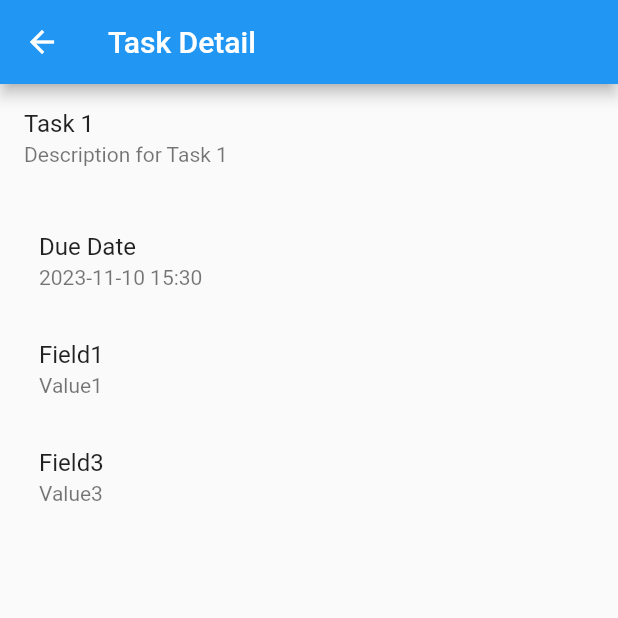
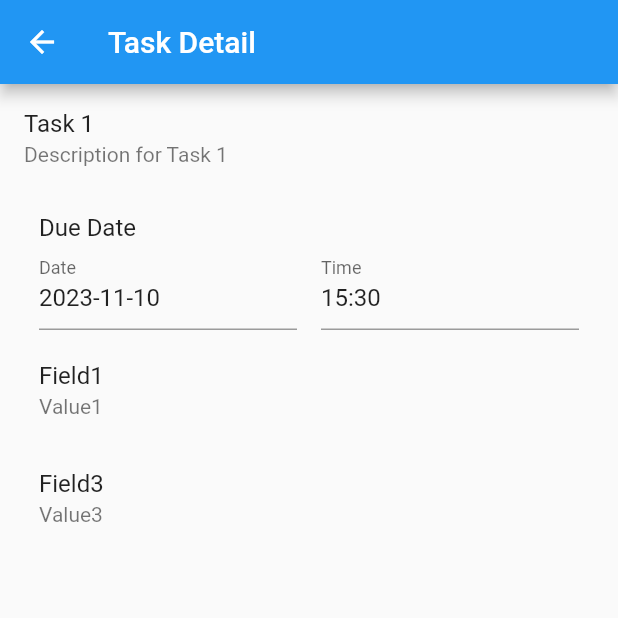
Before and after one commit to Team-1-Seoultech-Adv-SoftEng-2023/Glenn, a Flutter app: the screen it shows after launch, after a tap on "Task 1", on a phone screen of 412 x 824 dp, the top half of it. Run offline on Flutter 3.47's test engine with Material 2 defaults, Android fonts, the phone set to English and light mode, and no system bars.

Commit message:
due date task detail

```diff
--- a/lib/main.dart
+++ b/lib/main.dart
@@ -67,57 +67,6 @@ class DueDateField extends TaskField {
 
 
 void main() {
-  // // Create tasks with fields
-  // final task1 = Task(
-  //   id: '1',
-  //   name: 'Task 1',
-  //   description: 'Description for Task 1',
-  //   parentId: '0',
-  //   fields: [
-  //     DueDateField(
-  //       dueDate: DateTime(2023, 11, 8),
-  //       dueTime: TimeOfDay(hour: 12, minute: 0),
-  //     ),
-  //     TaskField(name: 'Field1', value: 'Value1'),
-  //     TaskField(name: 'Field2', value: 'Value2'),
-  //   ],
-  // );
-
-  // final task2 = Task(
-  //   id: '2',
-  //   name: 'Task 2',
-  //   description: 'Description for Task 2',
-  //   parentId: '1',
-  //   fields: [
-  //     DueDateField(
-  //       dueDate: DateTime(2023, 11, 10),
-  //       dueTime: TimeOfDay(hour: 15, minute: 30),
-  //     ),
-  //     TaskField(name: 'Field1', value: 'Value1'),
-  //     TaskField(name: 'Field3', value: 'Value3'),
-  //   ],
-  // );
-
-  // // Display task information
-  // print('Task 1:');
-  // print('ID: ${task1.id}');
-  // print('Name: ${task1.name}');
-  // print('Description: ${task1.description}');
-  // print('Parent ID: ${task1.parentId}');
-  // print('Fields:');
-  // for (var field in task1.fields) {
-  //   print('${field.name}: ${field.value}');
-  // }
-
-  // print('\nTask 2:');
-  // print('ID: ${task2.id}');
-  // print('Name: ${task2.name}');
-  // print('Description: ${task2.description}');
-  // print('Parent ID: ${task2.parentId}');
-  // print('Fields:');
-  // for (var field in task2.fields) {
-  //   print('${field.name}: ${field.value}');
-  // }
   runApp(MyApp());
 }
 
@@ -165,16 +114,24 @@ class TaskList extends StatelessWidget {
       itemCount: tasks.length,
       itemBuilder: (context, index) {
         final task = tasks[index];
-        return TaskCard(task: task);
+        return TaskCard(
+          task: task,
+          onUpdateDueDateTime: (dueDateField) {
+            // Handle the update logic here
+            print('Due date and time updated: ${dueDateField.value}');
+          },
+        );
       },
     );
   }
 }
 
+
 class TaskCard extends StatefulWidget {
   final Task task;
+  final Function(DueDateField) onUpdateDueDateTime;
 
-  TaskCard({required this.task});
+  TaskCard({required this.task, required this.onUpdateDueDateTime});
 
   @override
   _TaskCardState createState() => _TaskCardState();
@@ -183,18 +140,16 @@ class TaskCard extends StatefulWidget {
 class _TaskCardState extends State<TaskCard> {
   late TextEditingController dateController;
   late TextEditingController timeController;
+  bool canEditDateTime = false;
 
   @override
   void initState() {
     super.initState();
-    dateController = TextEditingController(
-        text: widget.task.fields.isNotEmpty
-            ? _formatDate((widget.task.fields.first as DueDateField).dueDate)
-            : '');
-    timeController = TextEditingController(
-        text: widget.task.fields.isNotEmpty
-            ? _formatTime((widget.task.fields.first as DueDateField).dueTime)
-            : '');
+    if (widget.task.fields.isNotEmpty && widget.task.fields.first is DueDateField) {
+      canEditDateTime = false; // Set to false for TaskCard
+      dateController = TextEditingController(text: _formatDate((widget.task.fields.first as DueDateField).dueDate));
+      timeController = TextEditingController(text: _formatTime((widget.task.fields.first as DueDateField).dueTime));
+    }
   }
 
   @override
@@ -202,12 +157,18 @@ class _TaskCardState extends State<TaskCard> {
     return Card(
       margin: EdgeInsets.all(10),
       child: GestureDetector(
-        onTap: () {
-          Navigator.of(context).push(
+        onTap: () async {
+          // Pass the callback function to TaskDetailPage
+          await Navigator.of(context).push(
             MaterialPageRoute(
-              builder: (context) => TaskDetailPage(task: widget.task),
+              builder: (context) => TaskDetailPage(task: widget.task, onUpdateDueDateTime: widget.onUpdateDueDateTime),
             ),
           );
+          setState(() {
+            // Update the date and time on TaskCard when returning from TaskDetailPage
+            dateController.text = _formatDate((widget.task.fields.first as DueDateField).dueDate);
+            timeController.text = _formatTime((widget.task.fields.first as DueDateField).dueTime);
+          });
         },
         child: Column(
           children: <Widget>[
@@ -230,7 +191,9 @@ class _TaskCardState extends State<TaskCard> {
                               controller: dateController,
                               keyboardType: TextInputType.datetime,
                               decoration: InputDecoration(labelText: 'Date'),
-                              onTap: () async {
+                              enabled: canEditDateTime, // Disable editing on TaskCard
+                              onTap: canEditDateTime
+                                  ? () async {
                                       DateTime? selectedDate = await showDatePicker(
                                         context: context,
                                         initialDate: (widget.task.fields.first as DueDateField).dueDate,
@@ -242,8 +205,11 @@ class _TaskCardState extends State<TaskCard> {
                                           (widget.task.fields.first as DueDateField).dueDate = selectedDate;
                                           dateController.text = _formatDate(selectedDate);
                                         });
+                                        // Pass the updated DueDateField to the callback function
+                                        widget.onUpdateDueDateTime(widget.task.fields.first as DueDateField);
                                       }
-                              },
+                                    }
+                                  : null,
                             ),
                           ),
                           SizedBox(width: 16),
@@ -252,7 +218,9 @@ class _TaskCardState extends State<TaskCard> {
                               controller: timeController,
                               keyboardType: TextInputType.datetime,
                               decoration: InputDecoration(labelText: 'Time'),
-                              onTap: () async {
+                              enabled: canEditDateTime, // Disable editing on TaskCard
+                              onTap: canEditDateTime
+                                  ? () async {
                                       TimeOfDay? selectedTime = await showTimePicker(
                                         context: context,
                                         initialTime: (widget.task.fields.first as DueDateField).dueTime,
@@ -262,8 +230,11 @@ class _TaskCardState extends State<TaskCard> {
                                           (widget.task.fields.first as DueDateField).dueTime = selectedTime;
                                           timeController.text = _formatTime(selectedTime);
                                         });
+                                        // Pass the updated DueDateField to the callback function
+                                        widget.onUpdateDueDateTime(widget.task.fields.first as DueDateField);
                                       }
-                              },
+                                    }
+                                  : null,
                             ),
                           ),
                         ],
--- a/lib/task_detail_page.dart
+++ b/lib/task_detail_page.dart
@@ -1,10 +1,28 @@
 import 'package:flutter/material.dart';
 import 'main.dart'; // Import the main.dart file
 
-class TaskDetailPage extends StatelessWidget {
+class TaskDetailPage extends StatefulWidget {
   final Task task;
+  final Function(DueDateField) onUpdateDueDateTime;
 
-  TaskDetailPage({required this.task});
+  TaskDetailPage({required this.task, required this.onUpdateDueDateTime});
+
+  @override
+  _TaskDetailPageState createState() => _TaskDetailPageState();
+}
+
+class _TaskDetailPageState extends State<TaskDetailPage> {
+  late TextEditingController dateController;
+  late TextEditingController timeController;
+
+  @override
+  void initState() {
+    super.initState();
+    if (widget.task.fields.isNotEmpty && widget.task.fields.first is DueDateField) {
+      dateController = TextEditingController(text: _formatDate((widget.task.fields.first as DueDateField).dueDate));
+      timeController = TextEditingController(text: _formatTime((widget.task.fields.first as DueDateField).dueTime));
+    }
+  }
 
   @override
   Widget build(BuildContext context) {
@@ -16,24 +34,91 @@ class TaskDetailPage extends StatelessWidget {
         crossAxisAlignment: CrossAxisAlignment.start,
         children: <Widget>[
           ListTile(
-            title: Text(task.name),
-            subtitle: Text(task.description),
+            title: Text(widget.task.name),
+            subtitle: Text(widget.task.description),
           ),
-          if (task.fields.isNotEmpty)
+          if (widget.task.fields.isNotEmpty)
             Container(
               padding: EdgeInsets.all(10),
               child: Column(
                 crossAxisAlignment: CrossAxisAlignment.start,
-                children: task.fields.map((field) {
-                  return ListTile(
-                    title: Text(field.name),
-                    subtitle: Text(field.value),
-                  );
-                }).toList(),
+                children: <Widget>[
+                  if (widget.task.fields.first is DueDateField)
+                    ListTile(
+                      title: Text('Due Date'),
+                      subtitle: Row(
+                        children: [
+                          Expanded(
+                            child: TextFormField(
+                              controller: dateController,
+                              keyboardType: TextInputType.datetime,
+                              decoration: InputDecoration(labelText: 'Date'),
+                              onTap: () async {
+                                DateTime? selectedDate = await showDatePicker(
+                                  context: context,
+                                  initialDate: (widget.task.fields.first as DueDateField).dueDate,
+                                  firstDate: DateTime(2000),
+                                  lastDate: DateTime(2101),
+                                );
+                                if (selectedDate != null) {
+                                  setState(() {
+                                    (widget.task.fields.first as DueDateField).dueDate = selectedDate;
+                                    dateController.text = _formatDate(selectedDate);
+                                  });
+                                  // Call the callback function with the updated DueDateField
+                                  widget.onUpdateDueDateTime(widget.task.fields.first as DueDateField);
+                                }
+                              },
+                            ),
+                          ),
+                          SizedBox(width: 16),
+                          Expanded(
+                            child: TextFormField(
+                              controller: timeController,
+                              keyboardType: TextInputType.datetime,
+                              decoration: InputDecoration(labelText: 'Time'),
+                              onTap: () async {
+                                TimeOfDay? selectedTime = await showTimePicker(
+                                  context: context,
+                                  initialTime: (widget.task.fields.first as DueDateField).dueTime,
+                                );
+                                if (selectedTime != null) {
+                                  setState(() {
+                                    (widget.task.fields.first as DueDateField).dueTime = selectedTime;
+                                    timeController.text = _formatTime(selectedTime);
+                                  });
+                                  // Call the callback function with the updated DueDateField
+                                  widget.onUpdateDueDateTime(widget.task.fields.first as DueDateField);
+                                }
+                              },
+                            ),
+                          ),
+                        ],
+                      ),
+                    ),
+                  ...widget.task.fields.map((field) {
+                    if (field is! DueDateField) {
+                      return ListTile(
+                        title: Text(field.name),
+                        subtitle: Text(field.value),
+                      );
+                    } else {
+                      return Container(); // Skip the DueDateField as it's already displayed separately
+                    }
+                  }).toList(),
+                ],
               ),
             ),
         ],
       ),
     );
   }
+
+  String _formatDate(DateTime date) {
+    return '${date.year}-${date.month.toString().padLeft(2, '0')}-${date.day.toString().padLeft(2, '0')}';
+  }
+
+  String _formatTime(TimeOfDay time) {
+    return '${time.hour.toString().padLeft(2, '0')}:${time.minute.toString().padLeft(2, '0')}';
+  }
 }
```
Lines whose indentation alone changed are shown as unchanged.
